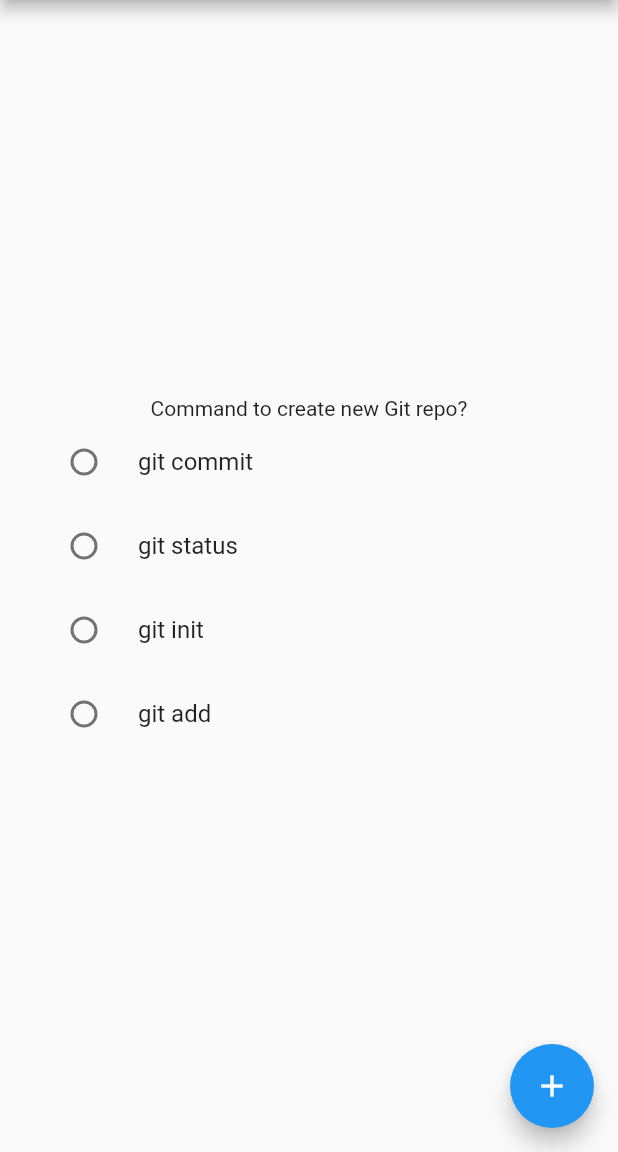
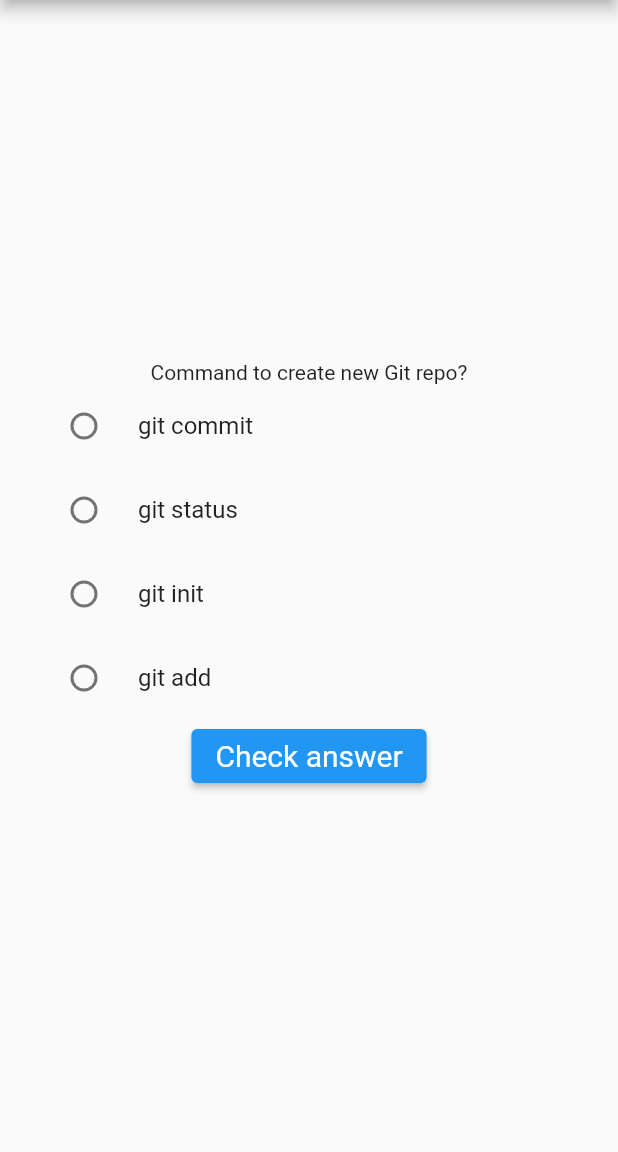
Before and after one commit to techyourchance/git-quiz, a Flutter app: the screen it shows after launch, on a phone screen of 412 x 824 dp, the part 84-1236 px from its top. Run offline on Flutter 3.47's test engine with Material 2 defaults, Android fonts, the phone set to English and light mode, and no system bars.

Commit message:
Checking answer correctness on button click

```diff
--- a/lib/main.dart
+++ b/lib/main.dart
@@ -31,21 +31,21 @@ class MyHomePage extends StatefulWidget {
 }
 
 class _MyHomePageState extends State<MyHomePage> {
-  int _counter = 0;
 
-  void _incrementCounter() {
-    setState(() {
-      _counter++;
-    });
-  }
+  final question = Question(
+      "Command to create new Git repo?",
+      [Answer("git commit"), Answer("git status"), Answer("git init"), Answer("git add")],
+      2
+  );
+
+  var selectedIndex = -1;
 
   @override
   Widget build(BuildContext context) {
-    var question = Question(
-        "Command to create new Git repo?",
-        [Answer("git commit"), Answer("git status"), Answer("git init"), Answer("git add")],
-        2
+    final style = ElevatedButton.styleFrom(
+        textStyle: const TextStyle(fontSize: 20)
     );
+
     return Scaffold(
       appBar: AppBar(
         title: Text(widget.title),
@@ -54,15 +54,33 @@ class _MyHomePageState extends State<MyHomePage> {
         child: Column(
           mainAxisAlignment: MainAxisAlignment.center,
           children: <Widget>[
-            QuestionWidget(question: question),
+            QuestionWidget(question: question, onAnswerSelectedCallback: _onAnswerSelected),
+            ElevatedButton(
+              style: style,
+              onPressed: _onCheckAnswerClicked,
+              child: const Text('Check answer'),
+            ),
           ],
         ),
       ),
-      floatingActionButton: FloatingActionButton(
-        onPressed: _incrementCounter,
-        tooltip: 'Increment',
-        child: Icon(Icons.add),
-      ),
     );
   }
+
+  void _onAnswerSelected(int index) {
+    selectedIndex = index;
+  }
+
+  void _onCheckAnswerClicked() {
+    if (selectedIndex == question.correctAnswerIndex) {
+      _showSnackBar("Correct");
+    } else {
+      _showSnackBar("Incorrect");
+    }
+  }
+
+  void _showSnackBar(String text) {
+    final snackBar = SnackBar(duration: Duration(milliseconds: 500), content: Text(text));
+    ScaffoldMessenger.of(context).showSnackBar(snackBar);
+  }
+
 }
--- a/lib/question_widget.dart
+++ b/lib/question_widget.dart
@@ -6,9 +6,11 @@ import 'package:git_quiz/question.dart';
 import 'answer.dart';
 
 class QuestionWidget extends StatefulWidget {
+
   final Question question;
+  final Function onAnswerSelectedCallback;
 
-  const QuestionWidget({Key? key, required this.question}) : super(key: key);
+  const QuestionWidget({Key? key, required this.question, required this.onAnswerSelectedCallback}) : super(key: key);
 
   @override
   _QuestionWidgetState createState() => _QuestionWidgetState();
@@ -17,7 +19,7 @@ class QuestionWidget extends StatefulWidget {
 
 class _QuestionWidgetState extends State<QuestionWidget> {
 
-  int _selectedIndex = -1;
+  int selectedIndex = -1;
 
   _QuestionWidgetState();
 
@@ -45,7 +47,7 @@ class _QuestionWidgetState extends State<QuestionWidget> {
             ...widget.question.answers.asMap().entries.map(
                   (entry) => RadioListTile(
                     value: entry.key,
-                    groupValue: _selectedIndex,
+                    groupValue: selectedIndex,
                     onChanged: _onChanged,
                     title: Text(entry.value.body),
                   ),
@@ -61,7 +63,8 @@ class _QuestionWidgetState extends State<QuestionWidget> {
       return;
     }
     setState(() {
-      _selectedIndex = clickedIndex;
+      selectedIndex = clickedIndex;
+      widget.onAnswerSelectedCallback(clickedIndex);
     });
   }
 
```
